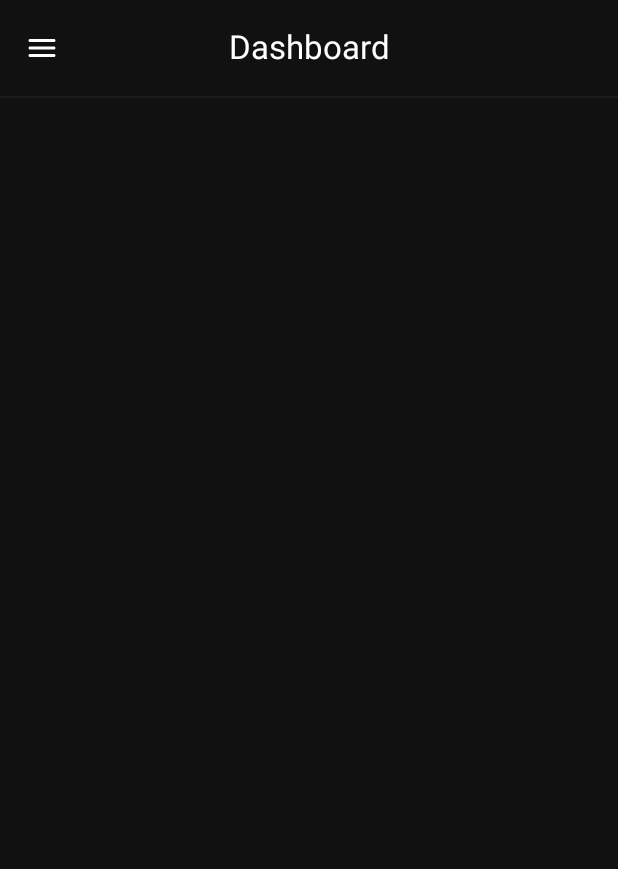
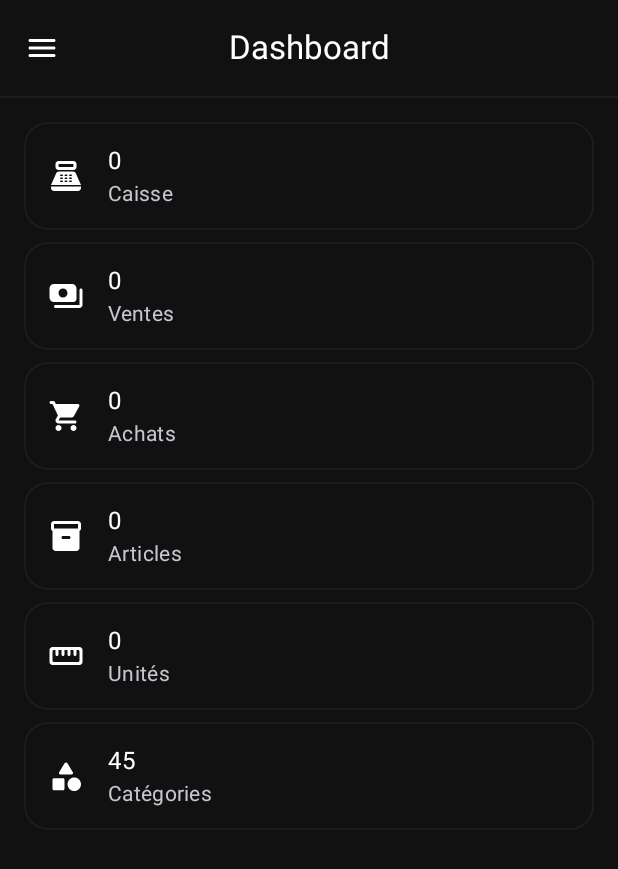
Before and after one commit to Ortega1709/pos-app, an Android app built with Jetpack Compose: the screen it shows after launch (MainActivity), on a phone screen of 412 x 824 dp. Shown: the top 869 px of the screen. Run offline under Robolectric (Android 15) with nearby library versions, the phone set to English and light mode, and no system bars; our stand-ins replace Dagger/Hilt's generated code.

Commit message:
Setup dashboard screen

```diff
--- a/app/src/main/java/com/ortega/posapp/MainActivity.kt
+++ b/app/src/main/java/com/ortega/posapp/MainActivity.kt
@@ -135,10 +135,9 @@ fun MainScreen(navController: NavHostController) {
                             )
                         },
                         onClick = {
+                            navController.navigate(screens[index].route)
                             coroutineScope.launch { drawerState.close() }
                             selectedItem = index
-                            navController.popBackStack()
-                            navController.navigate(screens[index].route)
                         }
                     )
                 }
--- /dev/null
+++ b/core/design/src/main/java/com/ortega/design/common/ListItem.kt
@@ -0,0 +1,56 @@
+package com.ortega.design.common
+
+import androidx.compose.foundation.border
+import androidx.compose.foundation.layout.fillMaxWidth
+import androidx.compose.foundation.layout.padding
+import androidx.compose.foundation.shape.RoundedCornerShape
+import androidx.compose.material3.Icon
+import androidx.compose.material3.ListItem
+import androidx.compose.runtime.Composable
+import androidx.compose.ui.Modifier
+import androidx.compose.ui.graphics.vector.ImageVector
+import androidx.compose.ui.unit.dp
+import com.ortega.design.theme.DarkGray
+import com.ortega.design.theme.Gray
+import com.ortega.design.theme.Padding
+import com.ortega.design.theme.White
+
+@Composable
+fun Item(
+    image: ImageVector,
+    title: String,
+    subtitle: String
+) {
+
+    ListItem(
+        colors = listItemColorsComponent(),
+        leadingContent = {
+            Icon(imageVector = image, contentDescription = title, tint = White)
+        },
+        modifier = Modifier
+            .fillMaxWidth()
+            .padding(start = Padding, end = Padding, top = Padding / 2)
+            .border(width = 1.dp, color = DarkGray, shape = RoundedCornerShape(Padding)),
+        headlineContent = { TextComponent(text = title, color = White) },
+        supportingContent = { TextComponent(text = subtitle, color = Gray) }
+    )
+
+}
+
+@Composable
+fun Item(
+    title: String,
+    subtitle: String
+) {
+
+    ListItem(
+        colors = listItemColorsComponent(),
+        modifier = Modifier
+            .fillMaxWidth()
+            .padding(start = Padding, end = Padding, top = Padding / 2)
+            .border(width = 1.dp, color = DarkGray, shape = RoundedCornerShape(Padding)),
+        headlineContent = { TextComponent(text = title, color = White) },
+        supportingContent = { TextComponent(text = subtitle, color = Gray) }
+    )
+
+}
--- /dev/null
+++ b/core/design/src/main/java/com/ortega/design/common/ListItemColorsComponent.kt
@@ -0,0 +1,18 @@
+package com.ortega.design.common
+
+import androidx.compose.material3.ListItemColors
+import androidx.compose.material3.ListItemDefaults
+import androidx.compose.runtime.Composable
+import com.ortega.design.theme.Gray
+import com.ortega.design.theme.White
+
+@Composable
+fun listItemColorsComponent(): ListItemColors {
+
+    return ListItemDefaults.colors(
+        supportingColor = White,
+        headlineColor = White,
+        overlineColor = Gray
+    )
+
+}
--- a/core/design/src/main/java/com/ortega/design/theme/Dimen.kt
+++ b/core/design/src/main/java/com/ortega/design/theme/Dimen.kt
@@ -3,7 +3,7 @@ package com.ortega.design.theme
 import androidx.compose.ui.unit.dp
 
 val HeightTextField = 50.dp
-val Margin = 16.dp
+val ImageSize = 16.dp
 val Padding = 16.dp
 
 val HeightButton = 50.dp
--- a/feature/home/src/main/java/com/ortega/home/HomeScreen.kt
+++ b/feature/home/src/main/java/com/ortega/home/HomeScreen.kt
@@ -1,21 +1,27 @@
 package com.ortega.home
 
 import androidx.compose.foundation.layout.Box
-import androidx.compose.foundation.layout.Column
 import androidx.compose.foundation.layout.fillMaxSize
 import androidx.compose.foundation.layout.padding
-import androidx.compose.foundation.rememberScrollState
-import androidx.compose.foundation.verticalScroll
+import androidx.compose.foundation.lazy.LazyColumn
 import androidx.compose.material.icons.Icons
+import androidx.compose.material.icons.rounded.Category
+import androidx.compose.material.icons.rounded.Inventory2
 import androidx.compose.material.icons.rounded.Menu
-import androidx.compose.material3.ExperimentalMaterial3Api
+import androidx.compose.material.icons.rounded.Payments
+import androidx.compose.material.icons.rounded.PointOfSale
+import androidx.compose.material.icons.rounded.ShoppingCart
+import androidx.compose.material.icons.rounded.Straighten
 import androidx.compose.material3.Icon
 import androidx.compose.material3.IconButton
 import androidx.compose.material3.Scaffold
 import androidx.compose.runtime.Composable
 import androidx.compose.ui.Modifier
 import androidx.compose.ui.res.stringResource
+import com.ortega.design.common.HeightSpacer
+import com.ortega.design.common.Item
 import com.ortega.design.common.TopBarComponent
+import com.ortega.design.theme.Padding
 import com.ortega.design.theme.White
 
 @Composable
@@ -43,13 +49,53 @@ fun HomeScreen() {
             },
             modifier = Modifier.fillMaxSize(),
         ) { paddingValues ->
-            Column(
+            LazyColumn(
                 modifier = Modifier
                     .fillMaxSize()
                     .padding(paddingValues)
-                    .verticalScroll(rememberScrollState())
             ) {
 
+                item { HeightSpacer(height = Padding / 2) }
+
+                item {
+
+                    Item(
+                        image = Icons.Rounded.PointOfSale,
+                        title = "0",
+                        subtitle = stringResource(id = R.string.caisse)
+                    )
+
+                    Item(
+                        image = Icons.Rounded.Payments,
+                        title = "0",
+                        subtitle = stringResource(id = R.string.ventes)
+                    )
+
+                    Item(
+                        image = Icons.Rounded.ShoppingCart,
+                        title = "0",
+                        subtitle = stringResource(id = com.ortega.purchases.R.string.achats)
+                    )
+
+                    Item(
+                        image = Icons.Rounded.Inventory2,
+                        title = "0",
+                        subtitle = stringResource(id = com.ortega.items.R.string.articles)
+                    )
+
+                    Item(
+                        image = Icons.Rounded.Straighten,
+                        title = "0",
+                        subtitle = stringResource(id = com.ortega.unity.R.string.unity)
+                    )
+
+                    Item(
+                        image = Icons.Rounded.Category,
+                        title = "45",
+                        subtitle = stringResource(id = com.ortega.categories.R.string.category)
+                    )
+
+                }
             }
         }
     }
--- a/feature/home/src/main/res/values/strings.xml
+++ b/feature/home/src/main/res/values/strings.xml
@@ -1,4 +1,6 @@
 <?xml version="1.0" encoding="utf-8"?>
 <resources>
     <string name="dashboard">Dashboard</string>
+    <string name="caisse">Caisse</string>
+    <string name="ventes" >Ventes</string>
 </resources>
```
Also changed, not shown: core/database/src/main/java/com/ortega/database/module/DatabaseModule.kt (+10 -5 lines), feature/home/build.gradle.kts (+12 -0 lines).
